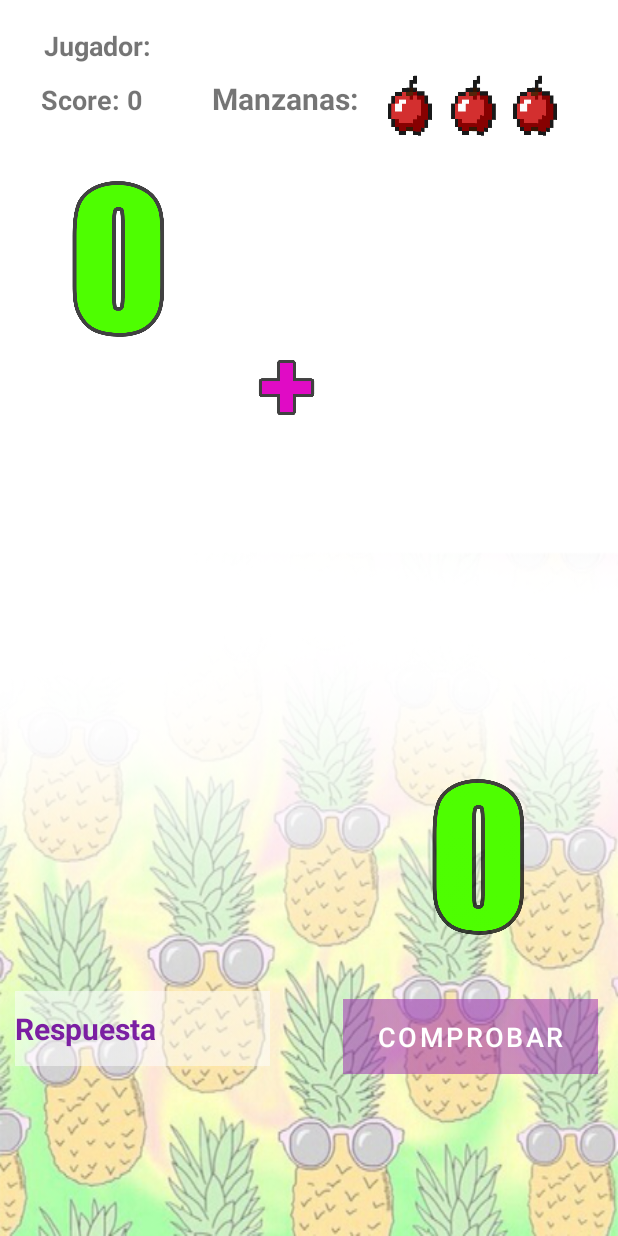
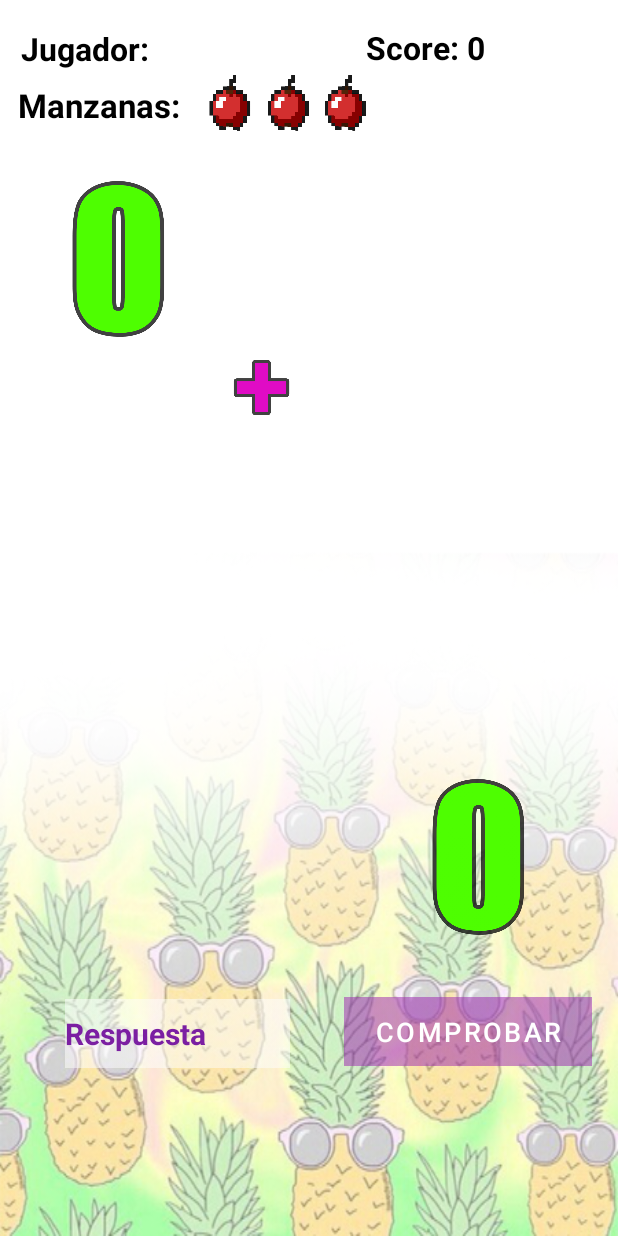
Before and after one commit to Flo-Olivieri/FrutiApp, an Android app: the layout activity_main2__nivel1.xml on its own in the app's theme, with its tools: preview values and no code run, on a phone screen of 412 x 824 dp. Run offline under Robolectric (Android 15) with nearby library versions, the phone set to English and light mode, and no system bars.

Commit message:
se agrego en activity_main2__nivel2.xml textviews de nombre de jugador, vidas, score, se agrego imagenes de numeros

```diff
--- a/app/src/main/java/com/florenciaolivieri/frutiapp/MainActivity.java
+++ b/app/src/main/java/com/florenciaolivieri/frutiapp/MainActivity.java
@@ -61,7 +61,7 @@ public class MainActivity extends AppCompatActivity {
             Intent intent = new Intent(this, Main2Activity_Nivel1.class);
             intent.putExtra("jugador", nombre);
             startActivity(intent);
-            finish();
+            //finish();
         } else {
             Toast.makeText(this,"Primero debes escribir tu nombre",Toast.LENGTH_SHORT).show();
             et_nombre.requestFocus();
--- a/app/src/main/res/layout/activity_main2__nivel1.xml
+++ b/app/src/main/res/layout/activity_main2__nivel1.xml
@@ -14,11 +14,12 @@
         android:layout_alignParentStart="true"
         android:layout_alignParentLeft="true"
         android:layout_alignParentTop="true"
-        android:layout_marginStart="29dp"
-        android:layout_marginLeft="29dp"
+        android:layout_marginStart="14dp"
+        android:layout_marginLeft="14dp"
         android:layout_marginTop="18dp"
         android:text="@string/jugador_nombre"
-        android:textSize="18sp"
+        android:textColor="@color/black"
+        android:textSize="21sp"
         android:textStyle="bold"
         tools:layout_editor_absoluteX="176dp"
         tools:layout_editor_absoluteY="200dp" />
@@ -30,11 +31,13 @@
         android:layout_alignParentStart="true"
         android:layout_alignParentLeft="true"
         android:layout_alignParentTop="true"
-        android:layout_marginStart="27dp"
-        android:layout_marginLeft="27dp"
-        android:layout_marginTop="54dp"
+        android:layout_centerHorizontal="true"
+        android:layout_marginStart="244dp"
+        android:layout_marginLeft="244dp"
+        android:layout_marginTop="17dp"
         android:text="@string/total_score"
-        android:textSize="18sp"
+        android:textColor="@color/black"
+        android:textSize="21sp"
         android:textStyle="bold" />
 
     <TextView
@@ -44,23 +47,25 @@
         android:layout_alignParentStart="true"
         android:layout_alignParentLeft="true"
         android:layout_alignParentTop="true"
-        android:layout_marginStart="141dp"
-        android:layout_marginLeft="141dp"
-        android:layout_marginTop="52dp"
+        android:layout_marginStart="12dp"
+        android:layout_marginLeft="12dp"
+        android:layout_marginTop="55dp"
+        android:gravity="center"
         android:text="@string/et_vidas"
-        android:textSize="20sp"
+        android:textColor="@color/black"
+        android:textSize="22sp"
         android:textStyle="bold" />
 
     <ImageView
         android:id="@+id/imageview_vidas"
         android:layout_width="124dp"
-        android:layout_height="43dp"
+        android:layout_height="40dp"
         android:layout_alignParentStart="true"
         android:layout_alignParentLeft="true"
         android:layout_alignParentTop="true"
         android:layout_centerHorizontal="true"
-        android:layout_marginStart="253dp"
-        android:layout_marginLeft="253dp"
+        android:layout_marginStart="130dp"
+        android:layout_marginLeft="130dp"
         android:layout_marginTop="47dp"
         android:contentDescription="@string/img_manzanas"
         app:srcCompat="@drawable/tresvidas" />
@@ -84,24 +89,26 @@
         android:layout_width="100dp"
         android:layout_height="100dp"
         android:layout_alignParentStart="true"
+        android:layout_alignParentLeft="true"
         android:layout_alignParentTop="true"
         android:layout_centerInParent="true"
-        android:layout_marginStart="142dp"
+        android:layout_marginStart="125dp"
+        android:layout_marginLeft="125dp"
         android:layout_marginTop="210dp"
         android:contentDescription="@string/operacion_img"
         app:srcCompat="@drawable/adicion" />
 
     <EditText
         android:id="@+id/editText_resultado"
-        android:layout_width="170dp"
-        android:layout_height="50dp"
+        android:layout_width="150dp"
+        android:layout_height="46dp"
         android:layout_alignParentStart="true"
         android:layout_alignParentLeft="true"
         android:layout_alignParentBottom="true"
         android:layout_centerVertical="true"
-        android:layout_marginStart="10dp"
-        android:layout_marginLeft="10dp"
-        android:layout_marginBottom="113dp"
+        android:layout_marginStart="43dp"
+        android:layout_marginLeft="43dp"
+        android:layout_marginBottom="112dp"
         android:autofillHints=""
         android:background="@drawable/fondoet"
         android:ems="10"
@@ -113,15 +120,15 @@
 
     <Button
         android:id="@+id/button2"
-        android:layout_width="170dp"
-        android:layout_height="50dp"
+        android:layout_width="165dp"
+        android:layout_height="46dp"
         android:layout_alignParentEnd="true"
         android:layout_alignParentRight="true"
         android:layout_alignParentBottom="true"
         android:layout_centerVertical="true"
-        android:layout_marginEnd="13dp"
-        android:layout_marginRight="13dp"
-        android:layout_marginBottom="108dp"
+        android:layout_marginEnd="17dp"
+        android:layout_marginRight="17dp"
+        android:layout_marginBottom="113dp"
         android:background="@drawable/fondoboton"
         android:onClick="Comparar"
         android:text="@string/sumar_btn"
@@ -133,8 +140,10 @@
         android:layout_width="150dp"
         android:layout_height="120dp"
         android:layout_alignParentEnd="true"
+        android:layout_alignParentRight="true"
         android:layout_alignParentBottom="true"
         android:layout_marginEnd="18dp"
+        android:layout_marginRight="18dp"
         android:layout_marginBottom="193dp"
         app:srcCompat="@drawable/cero" />
 </RelativeLayout>
--- a/app/src/main/res/values/strings.xml
+++ b/app/src/main/res/values/strings.xml
@@ -13,6 +13,7 @@
     <string name="img_numero">numero</string>
     <string name="operacion_img">simbolo de operacion matematica</string>
     <string name="msjToastNivel1">Nivel 1 - Sumas Básicas</string>
+    <string name="msjToastNivel2">Nivel 2 - Sumas Moderadas</string>
     <string name="msjToastBtnComprobar">Escribe tu respuesta</string>
 
 </resources>
```
Also changed, not shown: app/src/main/java/com/florenciaolivieri/frutiapp/Main2Activity_Nivel1.java (+23 -21 lines), app/src/main/java/com/florenciaolivieri/frutiapp/Main2Activity_Nivel2.java (+53 -0 lines), app/src/main/res/layout/activity_main2__nivel2.xml (+138 -13 lines).
